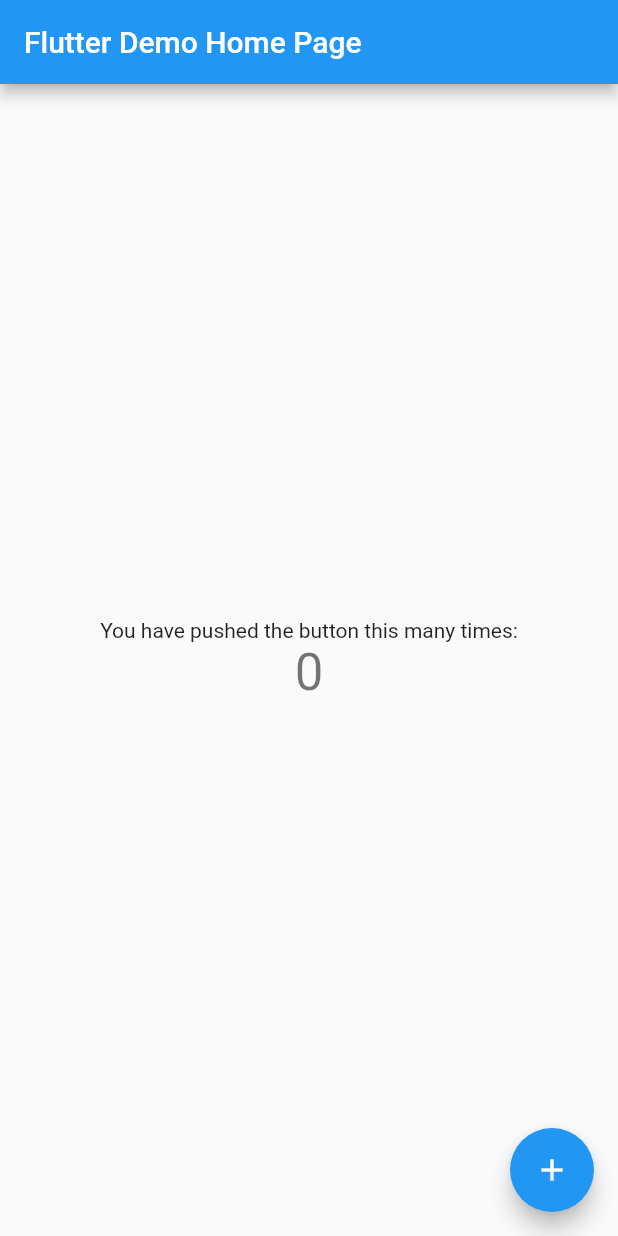
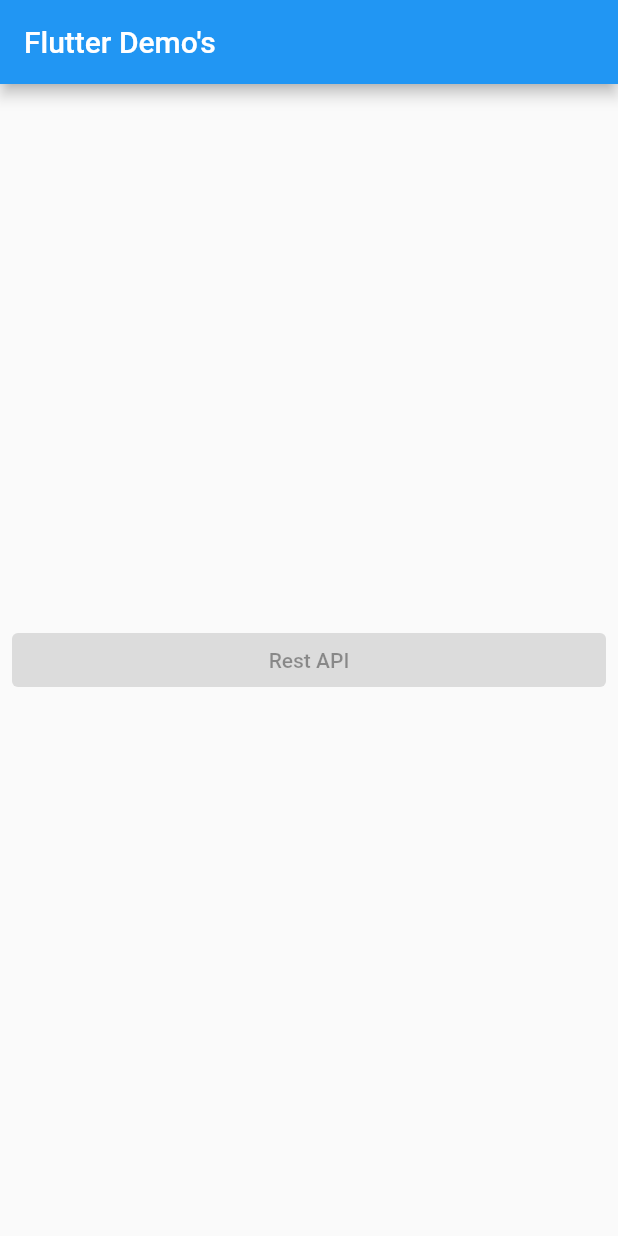
Before and after one commit to SubramanymRajuB/flab, a Flutter app: the screen it shows after launch, on a phone screen of 412 x 824 dp. Run offline on Flutter 3.47's test engine with Material 2 defaults, Android fonts, the phone set to English and light mode, and no system bars.

Commit message:
- Removed unnecessary code and added simple button

```diff
--- a/lib/main.dart
+++ b/lib/main.dart
@@ -1,15 +1,15 @@
 import 'package:flutter/material.dart';
 
 void main() {
-  runApp(MyApp());
+  runApp(Welcome());
 }
 
-class MyApp extends StatelessWidget {
+class Welcome extends StatelessWidget {
   // This widget is the root of your application.
   @override
   Widget build(BuildContext context) {
     return MaterialApp(
-      title: 'Flutter Demo',
+      title: 'Flutter Demo\'s',
       theme: ThemeData(
         // This is the theme of your application.
         //
@@ -22,7 +22,7 @@
         // is not restarted.
         primarySwatch: Colors.blue,
       ),
-      home: MyHomePage(title: 'Flutter Demo Home Page'),
+      home: MyHomePage(title: 'Flutter Demo\'s'),
     );
   }
 }
@@ -46,68 +46,27 @@
 }
 
 class _MyHomePageState extends State<MyHomePage> {
-  int _counter = 0;
-
-  void _incrementCounter() {
-    setState(() {
-      // This call to setState tells the Flutter framework that something has
-      // changed in this State, which causes it to rerun the build method below
-      // so that the display can reflect the updated values. If we changed
-      // _counter without calling setState(), then the build method would not be
-      // called again, and so nothing would appear to happen.
-      _counter++;
-    });
-  }
 
   @override
   Widget build(BuildContext context) {
-    // This method is rerun every time setState is called, for instance as done
-    // by the _incrementCounter method above.
-    //
-    // The Flutter framework has been optimized to make rerunning build methods
-    // fast, so that you can just rebuild anything that needs updating rather
-    // than having to individually change instances of widgets.
     return Scaffold(
       appBar: AppBar(
-        // Here we take the value from the MyHomePage object that was created by
-        // the App.build method, and use it to set our appbar title.
         title: Text(widget.title),
       ),
-      body: Center(
-        // Center is a layout widget. It takes a single child and positions it
-        // in the middle of the parent.
-        child: Column(
-          // Column is also a layout widget. It takes a list of children and
-          // arranges them vertically. By default, it sizes itself to fit its
-          // children horizontally, and tries to be as tall as its parent.
-          //
-          // Invoke "debug painting" (press "p" in the console, choose the
-          // "Toggle Debug Paint" action from the Flutter Inspector in Android
-          // Studio, or the "Toggle Debug Paint" command in Visual Studio Code)
-          // to see the wireframe for each widget.
-          //
-          // Column has various properties to control how it sizes itself and
-          // how it positions its children. Here we use mainAxisAlignment to
-          // center the children vertically; the main axis here is the vertical
-          // axis because Columns are vertical (the cross axis would be
-          // horizontal).
-          mainAxisAlignment: MainAxisAlignment.center,
-          children: <Widget>[
-            Text(
-              'You have pushed the button this many times:',
-            ),
-            Text(
-              '$_counter',
-              style: Theme.of(context).textTheme.headline4,
-            ),
-          ],
+      body: Padding(
+        padding: const EdgeInsets.all(8.0),
+        child: Center(
+          child: Row(
+            children: <Widget>[
+              Expanded(
+                child: ElevatedButton(
+                  child: Text('Rest API'),
+                ),
+              )
+            ],
+          ),
         ),
-      ),
-      floatingActionButton: FloatingActionButton(
-        onPressed: _incrementCounter,
-        tooltip: 'Increment',
-        child: Icon(Icons.add),
-      ), // This trailing comma makes auto-formatting nicer for build methods.
+      )
     );
   }
 }
```
